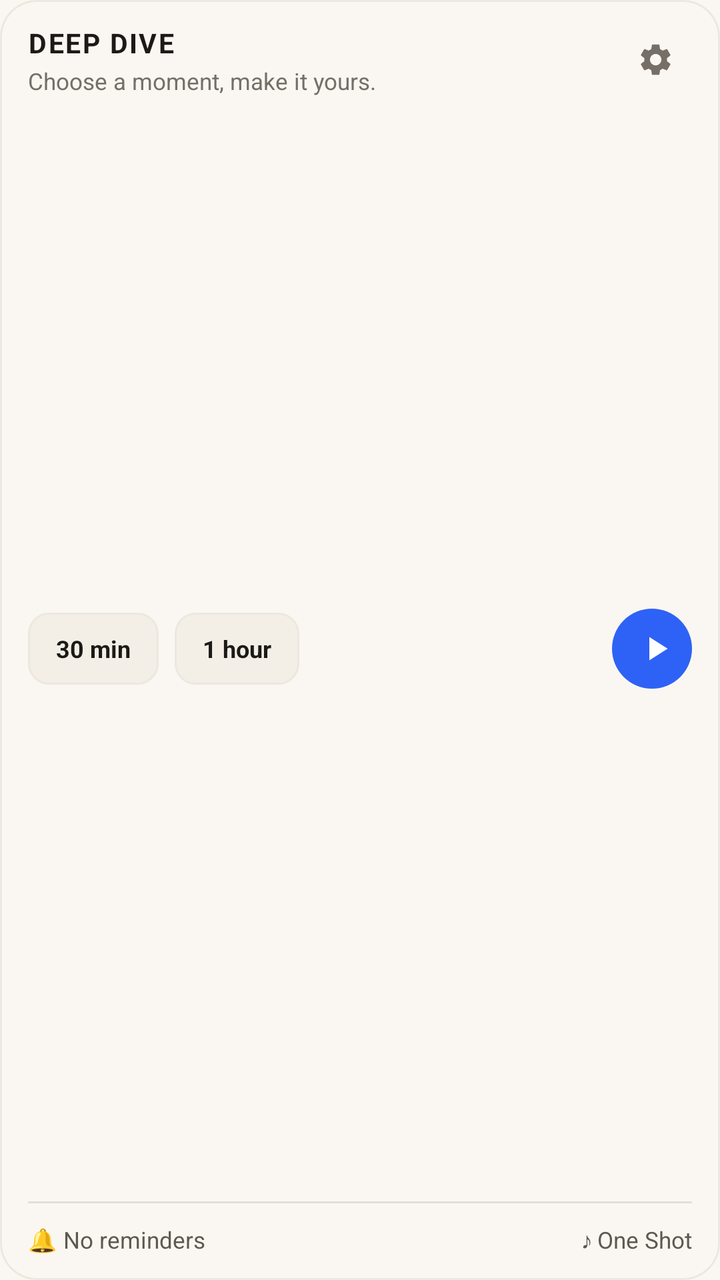
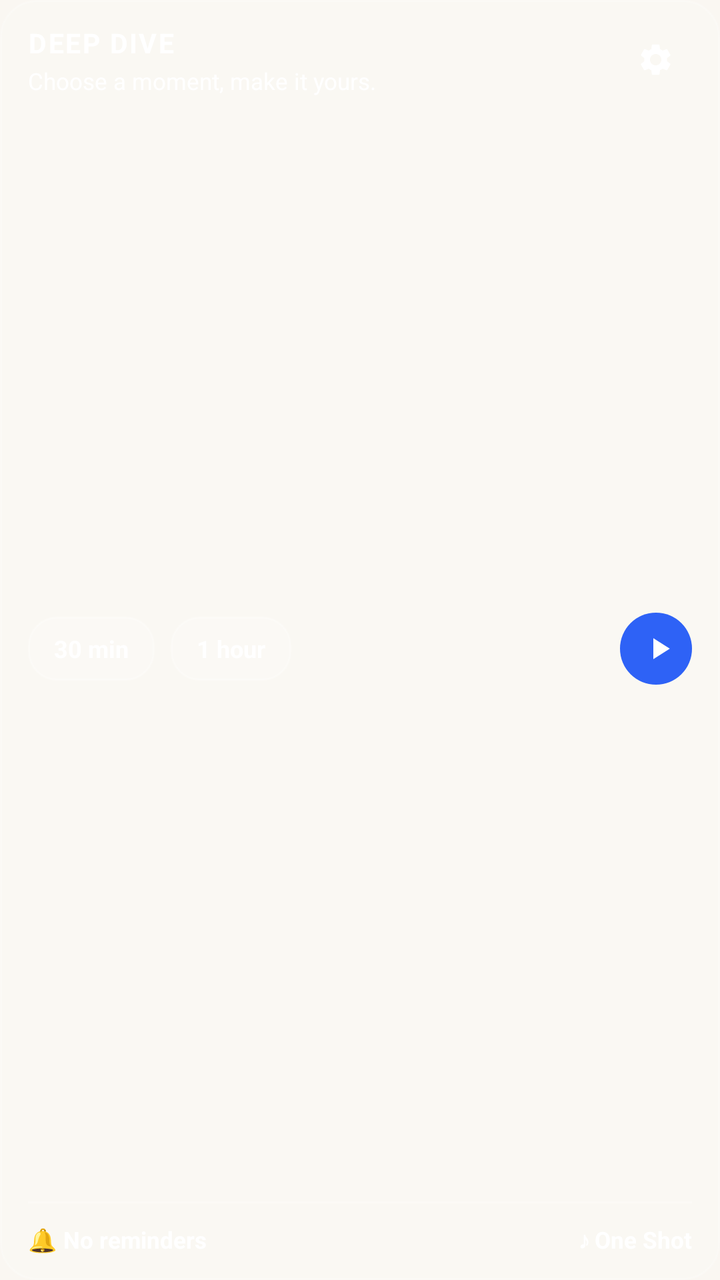

Screens rendered from an Android XML layout before and after an edit, with the pre-edit source and the edit as a unified diff.
<!-- AndroidManifest.xml: application theme Theme.GentleNudge -->
<!-- res/layout/widget_deep_dive.xml -->
<?xml version="1.0" encoding="utf-8"?>
<FrameLayout xmlns:android="http://schemas.android.com/apk/res/android"
    android:id="@+id/widget_deep_dive_root"
    android:layout_width="match_parent"
    android:layout_height="match_parent"
    android:background="@drawable/bg_widget_deep_dive_card"
    android:paddingLeft="14dp"
    android:paddingRight="14dp"
    android:paddingTop="12dp"
    android:paddingBottom="10dp">

    
    
    
    <LinearLayout
        android:id="@+id/widget_deep_dive_idle_container"
        android:layout_width="match_parent"
        android:layout_height="match_parent"
        android:orientation="vertical"
        android:visibility="visible">

        
        <LinearLayout
            android:layout_width="match_parent"
            android:layout_height="wrap_content"
            android:gravity="center_vertical"
            android:orientation="horizontal">

            <LinearLayout
                android:layout_width="0dp"
                android:layout_height="wrap_content"
                android:layout_weight="1"
                android:orientation="vertical">

                <TextView
                    android:id="@+id/widget_deep_dive_title"
                    android:layout_width="wrap_content"
                    android:layout_height="wrap_content"
                    android:text="DEEP DIVE"
                    android:textColor="#1C1A17"
                    android:textSize="13.5sp"
                    android:textStyle="bold"
                    android:letterSpacing="0.06" />

                <TextView
                    android:id="@+id/widget_deep_dive_subtitle"
                    android:layout_width="wrap_content"
                    android:layout_height="wrap_content"
                    android:layout_marginTop="2dp"
                    android:text="Choose a moment, make it yours."
                    android:textColor="#756F67"
                    android:textSize="11.5sp"
                    android:maxLines="1"
                    android:ellipsize="end" />
            </LinearLayout>

            
            <FrameLayout
                android:id="@+id/widget_idle_btn_config"
                android:layout_width="36dp"
                android:layout_height="36dp">

                <ImageView
                    android:layout_width="19dp"
                    android:layout_height="19dp"
                    android:layout_gravity="center"
                    android:src="@drawable/ic_widget_settings"
                    android:contentDescription="Deep Dive Settings" />
            </FrameLayout>
        </LinearLayout>

        
        <FrameLayout
            android:layout_width="match_parent"
            android:layout_height="0dp"
            android:layout_weight="1" />

        
        <LinearLayout
            android:layout_width="match_parent"
            android:layout_height="wrap_content"
            android:gravity="center_vertical"
            android:orientation="horizontal">

            <TextView
                android:id="@+id/widget_btn_30min"
                android:layout_width="wrap_content"
                android:layout_height="36dp"
                android:background="@drawable/bg_widget_pill_button"
                android:gravity="center"
                android:paddingLeft="14dp"
                android:paddingRight="14dp"
                android:text="30 min"
                android:textColor="#1C1A17"
                android:textSize="12sp"
                android:textStyle="bold" />

            <TextView
                android:id="@+id/widget_btn_1hour"
                android:layout_width="wrap_content"
                android:layout_height="36dp"
                android:layout_marginLeft="8dp"
                android:background="@drawable/bg_widget_pill_button"
                android:gravity="center"
                android:paddingLeft="14dp"
                android:paddingRight="14dp"
                android:text="1 hour"
                android:textColor="#1C1A17"
                android:textSize="12sp"
                android:textStyle="bold" />

            <FrameLayout
                android:layout_width="0dp"
                android:layout_height="1dp"
                android:layout_weight="1" />

            
            <FrameLayout
                android:id="@+id/widget_btn_quick_play"
                android:layout_width="40dp"
                android:layout_height="40dp"
                android:background="@drawable/bg_widget_circle_blue">

                <ImageView
                    android:layout_width="20dp"
                    android:layout_height="20dp"
                    android:layout_gravity="center"
                    android:layout_marginLeft="2dp"
                    android:src="@drawable/ic_widget_play"
                    android:contentDescription="Start Deep Dive" />
            </FrameLayout>
        </LinearLayout>

        
        <FrameLayout
            android:layout_width="match_parent"
            android:layout_height="0dp"
            android:layout_weight="1" />

        
        <FrameLayout
            android:layout_width="match_parent"
            android:layout_height="1dp"
            android:layout_marginBottom="8dp"
            android:background="@drawable/bg_widget_divider" />

        
        <LinearLayout
            android:layout_width="match_parent"
            android:layout_height="wrap_content"
            android:gravity="center_vertical"
            android:orientation="horizontal">

            <TextView
                android:id="@+id/widget_idle_reminders_text"
                android:layout_width="wrap_content"
                android:layout_height="wrap_content"
                android:gravity="center_vertical"
                android:paddingTop="2dp"
                android:paddingBottom="2dp"
                android:paddingRight="8dp"
                android:text="🔔 No reminders"
                android:textColor="#5E5850"
                android:textSize="11.5sp"
                android:maxLines="1"
                android:ellipsize="end" />

            <FrameLayout
                android:layout_width="0dp"
                android:layout_height="1dp"
                android:layout_weight="1" />

            <TextView
                android:id="@+id/widget_idle_sound_text"
                android:layout_width="wrap_content"
                android:layout_height="wrap_content"
                android:gravity="center_vertical"
                android:paddingTop="2dp"
                android:paddingBottom="2dp"
                android:paddingLeft="8dp"
                android:text="♪ One Shot"
                android:textColor="#5E5850"
                android:textSize="11.5sp"
                android:maxLines="1"
                android:ellipsize="end" />
        </LinearLayout>
    </LinearLayout>

    
    
    
    <LinearLayout
        android:id="@+id/widget_deep_dive_active_container"
        android:layout_width="match_parent"
        android:layout_height="match_parent"
        android:orientation="vertical"
        android:visibility="gone">

        
        <LinearLayout
            android:layout_width="match_parent"
            android:layout_height="wrap_content"
            android:gravity="center_vertical"
            android:orientation="horizontal">

            <LinearLayout
                android:layout_width="0dp"
                android:layout_height="wrap_content"
                android:layout_weight="1"
                android:gravity="center_vertical"
                android:orientation="horizontal">

                <TextView
                    android:layout_width="wrap_content"
                    android:layout_height="wrap_content"
                    android:text="DEEP DIVE"
                    android:textColor="#1C1A17"
                    android:textSize="13.5sp"
                    android:textStyle="bold"
                    android:letterSpacing="0.06" />

                <TextView
                    android:id="@+id/widget_active_badge"
                    android:layout_width="wrap_content"
                    android:layout_height="wrap_content"
                    android:layout_marginLeft="8dp"
                    android:background="@drawable/bg_widget_active_badge"
                    android:paddingLeft="6dp"
                    android:paddingRight="6dp"
                    android:paddingTop="2dp"
                    android:paddingBottom="2dp"
                    android:text="Active"
                    android:textColor="#FFFFFF"
                    android:textSize="10sp"
                    android:textStyle="bold" />
            </LinearLayout>

            
            <FrameLayout
                android:id="@+id/widget_active_btn_config"
                android:layout_width="36dp"
                android:layout_height="36dp">

                <ImageView
                    android:layout_width="19dp"
                    android:layout_height="19dp"
                    android:layout_gravity="center"
                    android:src="@drawable/ic_widget_settings"
                    android:contentDescription="Deep Dive Settings" />
            </FrameLayout>
        </LinearLayout>

        
        <FrameLayout
            android:layout_width="match_parent"
            android:layout_height="0dp"
            android:layout_weight="1" />

        
        <LinearLayout
            android:layout_width="match_parent"
            android:layout_height="wrap_content"
            android:gravity="center_vertical"
            android:orientation="horizontal">

            <LinearLayout
                android:layout_width="0dp"
                android:layout_height="wrap_content"
                android:layout_weight="1"
                android:orientation="vertical">

                <Chronometer
                    android:id="@+id/widget_active_chronometer"
                    android:layout_width="wrap_content"
                    android:layout_height="wrap_content"
                    android:textColor="#2E62F6"
                    android:textSize="22sp"
                    android:textStyle="bold" />

                <TextView
                    android:id="@+id/widget_active_end_time"
                    android:layout_width="wrap_content"
                    android:layout_height="wrap_content"
                    android:layout_marginTop="2dp"
                    android:text="Ends at --:--"
                    android:textColor="#756F67"
                    android:textSize="11.5sp"
                    android:maxLines="1"
                    android:ellipsize="end" />
            </LinearLayout>

            
            <FrameLayout
                android:id="@+id/widget_btn_stop"
                android:layout_width="40dp"
                android:layout_height="40dp"
                android:background="@drawable/bg_widget_circle_blue">

                <ImageView
                    android:layout_width="18dp"
                    android:layout_height="18dp"
                    android:layout_gravity="center"
                    android:src="@drawable/ic_widget_stop"
                    android:contentDescription="Stop Deep Dive" />
            </FrameLayout>
        </LinearLayout>

        
        <FrameLayout
            android:layout_width="match_parent"
            android:layout_height="0dp"
            android:layout_weight="1" />

        
        <FrameLayout
            android:layout_width="match_parent"
            android:layout_height="1dp"
            android:layout_marginBottom="8dp"
            android:background="@drawable/bg_widget_divider" />

        
        <LinearLayout
            android:layout_width="match_parent"
            android:layout_height="wrap_content"
            android:gravity="center_vertical"
            android:orientation="horizontal">

            <TextView
                android:id="@+id/widget_active_reminders_text"
                android:layout_width="wrap_content"
                android:layout_height="wrap_content"
                android:gravity="center_vertical"
                android:paddingTop="2dp"
                android:paddingBottom="2dp"
                android:paddingRight="8dp"
                android:text="🔔 No reminders"
                android:textColor="#5E5850"
                android:textSize="11.5sp"
                android:maxLines="1"
                android:ellipsize="end" />

            <FrameLayout
                android:layout_width="0dp"
                android:layout_height="1dp"
                android:layout_weight="1" />

            <TextView
                android:id="@+id/widget_active_sound_text"
                android:layout_width="wrap_content"
                android:layout_height="wrap_content"
                android:gravity="center_vertical"
                android:paddingTop="2dp"
                android:paddingBottom="2dp"
                android:paddingLeft="8dp"
                android:text="♪ One Shot"
                android:textColor="#5E5850"
                android:textSize="11.5sp"
                android:maxLines="1"
                android:ellipsize="end" />
        </LinearLayout>
    </LinearLayout>
</FrameLayout>
<!-- resources referenced by this layout -->
<resources>
  <!-- drawable bg_widget_active_badge (drawable) -->
  <?xml version="1.0" encoding="utf-8"?>
  <shape xmlns:android="http://schemas.android.com/apk/res/android"
      android:shape="rectangle">
      <solid android:color="#2E62F6" />
      <corners android:radius="6dp" />
  </shape>
  <!-- drawable bg_widget_circle_blue (drawable) -->
  <?xml version="1.0" encoding="utf-8"?>
  <shape xmlns:android="http://schemas.android.com/apk/res/android"
      android:shape="oval">
      <solid android:color="#2E62F6" />
  </shape>
  <!-- drawable bg_widget_deep_dive_card (drawable) -->
  <?xml version="1.0" encoding="utf-8"?>
  <shape xmlns:android="http://schemas.android.com/apk/res/android"
      android:shape="rectangle">
      <solid android:color="#FAF7F2" />
      <corners android:radius="18dp" />
      <stroke
          android:width="1dp"
          android:color="#EDE8DF" />
  </shape>
  <!-- drawable bg_widget_divider (drawable) -->
  <?xml version="1.0" encoding="utf-8"?>
  <shape xmlns:android="http://schemas.android.com/apk/res/android"
      android:shape="rectangle">
      <solid android:color="#E2DFD8" />
  </shape>
  <!-- drawable bg_widget_pill_button (drawable) -->
  <?xml version="1.0" encoding="utf-8"?>
  <shape xmlns:android="http://schemas.android.com/apk/res/android"
      android:shape="rectangle">
      <solid android:color="#F4EFE6" />
      <corners android:radius="10dp" />
      <stroke
          android:width="1dp"
          android:color="#EDE8DF" />
  </shape>
  <!-- drawable ic_widget_play (drawable) -->
  <vector xmlns:android="http://schemas.android.com/apk/res/android"
      android:width="20dp"
      android:height="20dp"
      android:viewportWidth="24"
      android:viewportHeight="24">
      <path
          android:fillColor="#FFFFFFFF"
          android:pathData="M8,5v14l11,-7z" />
  </vector>
  <!-- drawable ic_widget_settings (drawable) -->
  <vector xmlns:android="http://schemas.android.com/apk/res/android"
      android:width="20dp"
      android:height="20dp"
      android:viewportWidth="24"
      android:viewportHeight="24">
      <path
          android:fillColor="#756F67"
          android:pathData="M19.14,12.94c0.04,-0.3 0.06,-0.61 0.06,-0.94c0,-0.32 -0.02,-0.64 -0.07,-0.94l2.03,-1.58c0.18,-0.14 0.23,-0.41 0.12,-0.61l-1.92,-3.32c-0.12,-0.22 -0.37,-0.29 -0.59,-0.22l-2.39,0.96c-0.5,-0.38 -1.03,-0.7 -1.62,-0.94L14.4,2.81c-0.04,-0.24 -0.24,-0.41 -0.48,-0.41h-3.84c-0.24,0 -0.43,0.17 -0.47,0.41L9.25,5.35C8.66,5.59 8.12,5.92 7.63,6.29L5.24,5.33c-0.22,-0.08 -0.47,0 -0.59,0.22L2.74,8.87C2.62,9.08 2.66,9.34 2.86,9.48l2.03,1.58C4.84,11.36 4.8,11.69 4.8,12s0.02,0.64 0.07,0.94l-2.03,1.58c-0.18,0.14 -0.23,0.41 -0.12,0.61l1.92,3.32c0.12,0.22 0.37,0.29 0.59,0.22l2.39,-0.96c0.5,0.38 1.03,0.7 1.62,0.94l0.36,2.54c0.05,0.24 0.24,0.41 0.48,0.41h3.84c0.24,0 0.44,-0.17 0.47,-0.41l0.36,-2.54c0.59,-0.24 1.13,-0.56 1.62,-0.94l2.39,0.96c0.22,0.08 0.47,0 0.59,-0.22l1.92,-3.32c0.12,-0.22 0.07,-0.47 -0.12,-0.61L19.14,12.94zM12,15.6c-1.98,0 -3.6,-1.62 -3.6,-3.6s1.62,-3.6 3.6,-3.6s3.6,1.62 3.6,3.6S13.98,15.6 12,15.6z" />
  </vector>
  <!-- drawable ic_widget_stop (drawable) -->
  <vector xmlns:android="http://schemas.android.com/apk/res/android"
      android:width="20dp"
      android:height="20dp"
      android:viewportWidth="24"
      android:viewportHeight="24">
      <path
          android:fillColor="#FFFFFFFF"
          android:pathData="M6,6h12v12H6z" />
  </vector>
  <style name="Theme.GentleNudge" parent="android:Theme.Material.Light.NoActionBar">
          <item name="android:windowBackground">#FAF7F2</item>
          <item name="android:statusBarColor">@android:color/transparent</item>
          <item name="android:navigationBarColor">@android:color/transparent</item>
      </style>
</resources>

<!-- the commit's change to res/layout/widget_deep_dive.xml (unified diff, before → after) -->
@@ -37,7 +37,7 @@
                     android:layout_width="wrap_content"
                     android:layout_height="wrap_content"
                     android:text="DEEP DIVE"
-                    android:textColor="#1C1A17"
+                    android:textColor="#FFFFFF"
                     android:textSize="13.5sp"
                     android:textStyle="bold"
                     android:letterSpacing="0.06" />
@@ -48,7 +48,7 @@
                     android:layout_height="wrap_content"
                     android:layout_marginTop="2dp"
                     android:text="Choose a moment, make it yours."
-                    android:textColor="#756F67"
+                    android:textColor="#FFFFFF"
                     android:textSize="11.5sp"
                     android:maxLines="1"
                     android:ellipsize="end" />
@@ -85,27 +85,27 @@
             <TextView
                 android:id="@+id/widget_btn_30min"
                 android:layout_width="wrap_content"
-                android:layout_height="36dp"
+                android:layout_height="32dp"
                 android:background="@drawable/bg_widget_pill_button"
                 android:gravity="center"
-                android:paddingLeft="14dp"
-                android:paddingRight="14dp"
+                android:paddingLeft="13dp"
+                android:paddingRight="13dp"
                 android:text="30 min"
-                android:textColor="#1C1A17"
+                android:textColor="#FFFFFF"
                 android:textSize="12sp"
                 android:textStyle="bold" />
 
             <TextView
                 android:id="@+id/widget_btn_1hour"
                 android:layout_width="wrap_content"
-                android:layout_height="36dp"
+                android:layout_height="32dp"
                 android:layout_marginLeft="8dp"
                 android:background="@drawable/bg_widget_pill_button"
                 android:gravity="center"
-                android:paddingLeft="14dp"
-                android:paddingRight="14dp"
+                android:paddingLeft="13dp"
+                android:paddingRight="13dp"
                 android:text="1 hour"
-                android:textColor="#1C1A17"
+                android:textColor="#FFFFFF"
                 android:textSize="12sp"
                 android:textStyle="bold" />
 
@@ -117,15 +117,15 @@
             
             <FrameLayout
                 android:id="@+id/widget_btn_quick_play"
-                android:layout_width="40dp"
-                android:layout_height="40dp"
+                android:layout_width="36dp"
+                android:layout_height="36dp"
                 android:background="@drawable/bg_widget_circle_blue">
 
                 <ImageView
-                    android:layout_width="20dp"
-                    android:layout_height="20dp"
+                    android:layout_width="18dp"
+                    android:layout_height="18dp"
                     android:layout_gravity="center"
-                    android:layout_marginLeft="2dp"
+                    android:layout_marginLeft="1.5dp"
                     android:src="@drawable/ic_widget_play"
                     android:contentDescription="Start Deep Dive" />
             </FrameLayout>
@@ -160,7 +160,8 @@
                 android:paddingBottom="2dp"
                 android:paddingRight="8dp"
                 android:text="🔔 No reminders"
-                android:textColor="#5E5850"
+                android:textColor="#FFFFFF"
+                android:textStyle="bold"
                 android:textSize="11.5sp"
                 android:maxLines="1"
                 android:ellipsize="end" />
@@ -179,7 +180,8 @@
                 android:paddingBottom="2dp"
                 android:paddingLeft="8dp"
                 android:text="♪ One Shot"
-                android:textColor="#5E5850"
+                android:textColor="#FFFFFF"
+                android:textStyle="bold"
                 android:textSize="11.5sp"
                 android:maxLines="1"
                 android:ellipsize="end" />
@@ -214,7 +216,7 @@
                     android:layout_width="wrap_content"
                     android:layout_height="wrap_content"
                     android:text="DEEP DIVE"
-                    android:textColor="#1C1A17"
+                    android:textColor="#FFFFFF"
                     android:textSize="13.5sp"
                     android:textStyle="bold"
                     android:letterSpacing="0.06" />
@@ -283,7 +285,7 @@
                     android:layout_height="wrap_content"
                     android:layout_marginTop="2dp"
                     android:text="Ends at --:--"
-                    android:textColor="#756F67"
+                    android:textColor="#F0EDE8"
                     android:textSize="11.5sp"
                     android:maxLines="1"
                     android:ellipsize="end" />
@@ -334,7 +336,8 @@
                 android:paddingBottom="2dp"
                 android:paddingRight="8dp"
                 android:text="🔔 No reminders"
-                android:textColor="#5E5850"
+                android:textColor="#FFFFFF"
+                android:textStyle="bold"
                 android:textSize="11.5sp"
                 android:maxLines="1"
                 android:ellipsize="end" />
@@ -353,7 +356,8 @@
                 android:paddingBottom="2dp"
                 android:paddingLeft="8dp"
                 android:text="♪ One Shot"
-                android:textColor="#5E5850"
+                android:textColor="#FFFFFF"
+                android:textStyle="bold"
                 android:textSize="11.5sp"
                 android:maxLines="1"
                 android:ellipsize="end" />
<!-- resource entries referenced after the edit -->
@@ -17,27 +17,27 @@
   <?xml version="1.0" encoding="utf-8"?>
   <shape xmlns:android="http://schemas.android.com/apk/res/android"
       android:shape="rectangle">
-      <solid android:color="#FAF7F2" />
+      <solid android:color="#33FAF7F2" />
       <corners android:radius="18dp" />
       <stroke
           android:width="1dp"
-          android:color="#EDE8DF" />
+          android:color="#33FFFFFF" />
   </shape>
   <!-- drawable bg_widget_divider (drawable) -->
   <?xml version="1.0" encoding="utf-8"?>
   <shape xmlns:android="http://schemas.android.com/apk/res/android"
       android:shape="rectangle">
-      <solid android:color="#E2DFD8" />
+      <solid android:color="#40FFFFFF" />
   </shape>
   <!-- drawable bg_widget_pill_button (drawable) -->
   <?xml version="1.0" encoding="utf-8"?>
   <shape xmlns:android="http://schemas.android.com/apk/res/android"
       android:shape="rectangle">
-      <solid android:color="#F4EFE6" />
-      <corners android:radius="10dp" />
+      <solid android:color="#26FFFFFF" />
+      <corners android:radius="14dp" />
       <stroke
           android:width="1dp"
-          android:color="#EDE8DF" />
+          android:color="#40FFFFFF" />
   </shape>
   <!-- drawable ic_widget_play (drawable) -->
   <vector xmlns:android="http://schemas.android.com/apk/res/android"
@@ -56,7 +56,7 @@
       android:viewportWidth="24"
       android:viewportHeight="24">
       <path
-          android:fillColor="#756F67"
+          android:fillColor="#FFFFFF"
           android:pathData="M19.14,12.94c0.04,-0.3 0.06,-0.61 0.06,-0.94c0,-0.32 -0.02,-0.64 -0.07,-0.94l2.03,-1.58c0.18,-0.14 0.23,-0.41 0.12,-0.61l-1.92,-3.32c-0.12,-0.22 -0.37,-0.29 -0.59,-0.22l-2.39,0.96c-0.5,-0.38 -1.03,-0.7 -1.62,-0.94L14.4,2.81c-0.04,-0.24 -0.24,-0.41 -0.48,-0.41h-3.84c-0.24,0 -0.43,0.17 -0.47,0.41L9.25,5.35C8.66,5.59 8.12,5.92 7.63,6.29L5.24,5.33c-0.22,-0.08 -0.47,0 -0.59,0.22L2.74,8.87C2.62,9.08 2.66,9.34 2.86,9.48l2.03,1.58C4.84,11.36 4.8,11.69 4.8,12s0.02,0.64 0.07,0.94l-2.03,1.58c-0.18,0.14 -0.23,0.41 -0.12,0.61l1.92,3.32c0.12,0.22 0.37,0.29 0.59,0.22l2.39,-0.96c0.5,0.38 1.03,0.7 1.62,0.94l0.36,2.54c0.05,0.24 0.24,0.41 0.48,0.41h3.84c0.24,0 0.44,-0.17 0.47,-0.41l0.36,-2.54c0.59,-0.24 1.13,-0.56 1.62,-0.94l2.39,0.96c0.22,0.08 0.47,0 0.59,-0.22l1.92,-3.32c0.12,-0.22 0.07,-0.47 -0.12,-0.61L19.14,12.94zM12,15.6c-1.98,0 -3.6,-1.62 -3.6,-3.6s1.62,-3.6 3.6,-3.6s3.6,1.62 3.6,3.6S13.98,15.6 12,15.6z" />
   </vector>
   <!-- drawable ic_widget_stop (drawable) -->
